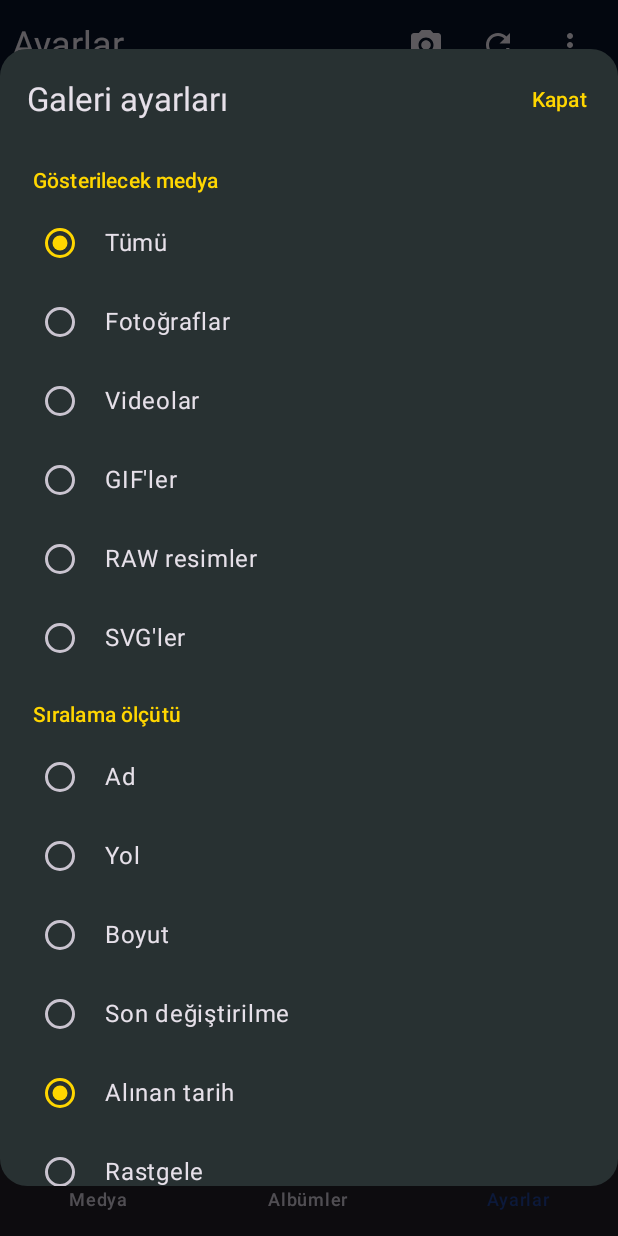
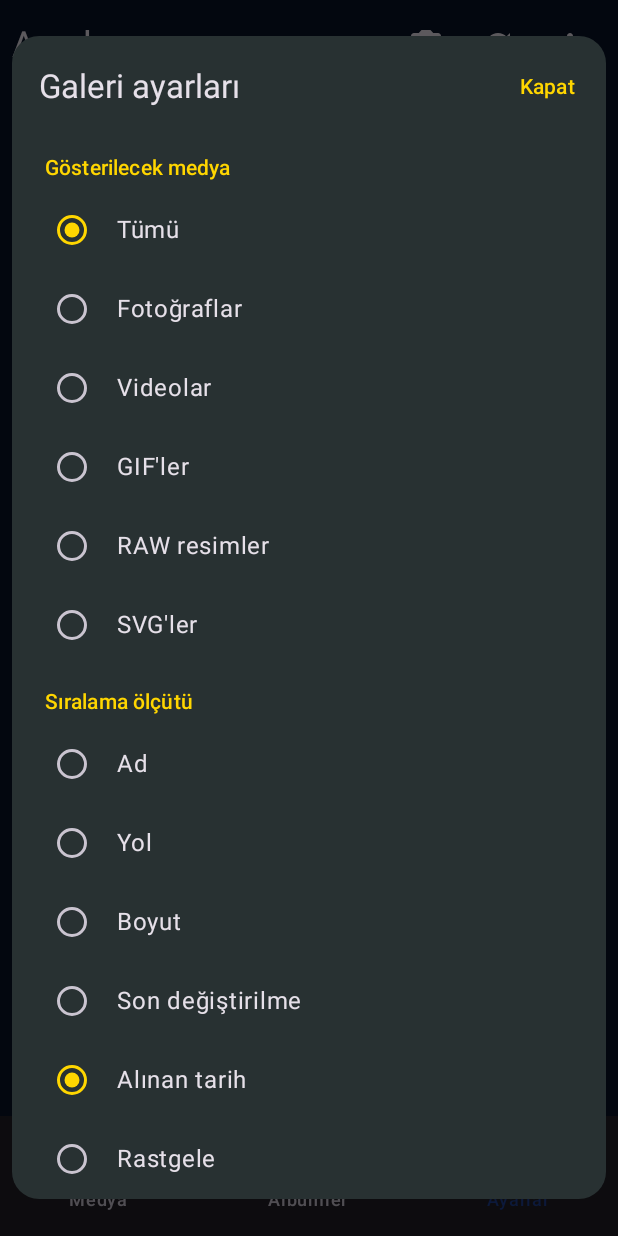
Before and after one commit to mrtatmca1907-alt/Sari-Lacivert-Galeri, an Android app built with Jetpack Compose: the screen it shows after launch (MainActivity), item 3 of the bottom bar chosen, on a phone screen of 412 x 824 dp. Run offline under Robolectric (Android 15) with nearby library versions, the light colour scheme and no system bars; libraries missing offline, so code that uses them is left out: androidx.lifecycle.viewmodel, androidx.media3.exoplayer, androidx.media3.ui.

Commit message:
ui: make gallery settings nearly full screen and readable

```diff
--- a/coreapp/src/main/kotlin/com/atmaca/gallery/ModernSettingsDialog.kt
+++ b/coreapp/src/main/kotlin/com/atmaca/gallery/ModernSettingsDialog.kt
@@ -22,6 +22,7 @@ import androidx.compose.ui.Alignment
 import androidx.compose.ui.Modifier
 import androidx.compose.ui.unit.dp
 import androidx.compose.ui.window.Dialog
+import androidx.compose.ui.window.DialogProperties
 
 @Composable
 fun ModernSettingsDialog(
@@ -37,11 +38,17 @@ fun ModernSettingsDialog(
     onOpenTrash: () -> Unit,
     onOpenDuplicates: () -> Unit
 ) {
-    Dialog(onDismissRequest = onDismiss) {
+    Dialog(
+        onDismissRequest = onDismiss,
+        properties = DialogProperties(usePlatformDefaultWidth = false)
+    ) {
         Surface(
             shape = RoundedCornerShape(18.dp),
             tonalElevation = 6.dp,
-            modifier = Modifier.fillMaxWidth().fillMaxHeight(0.92f)
+            modifier = Modifier
+                .fillMaxWidth()
+                .fillMaxHeight(0.96f)
+                .padding(horizontal = 8.dp, vertical = 8.dp)
         ) {
             Column(Modifier.fillMaxWidth()) {
                 Row(
```
